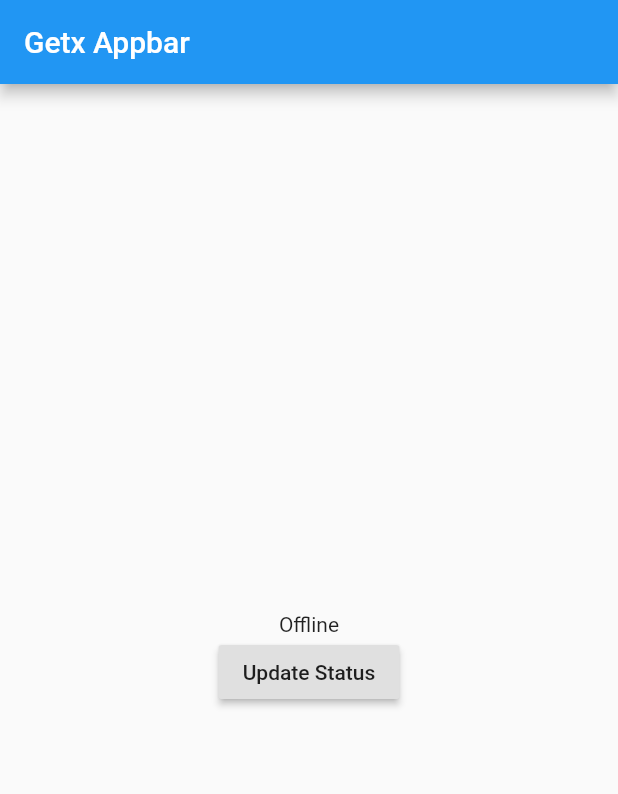
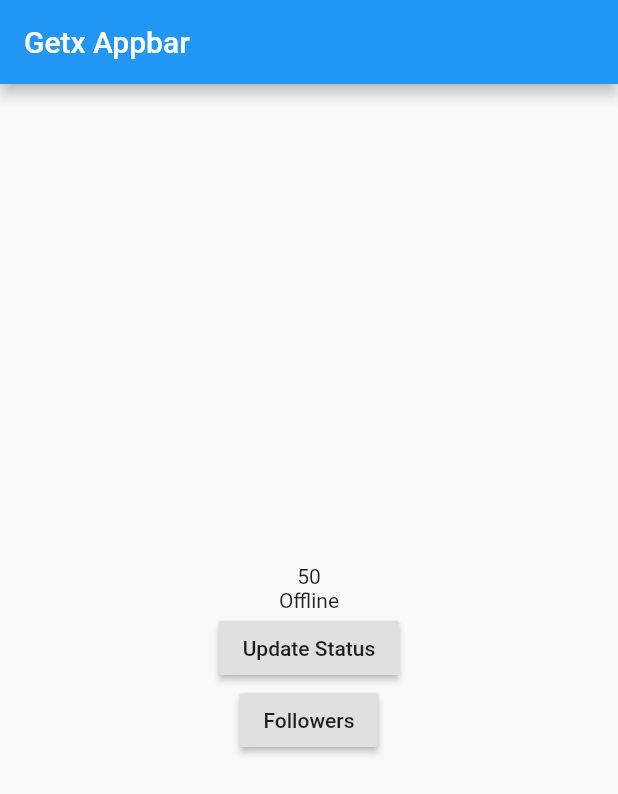
Before and after one commit to ravikesh4/flutter_getx, a Flutter app: the screen it shows after launch, after a tap on "Update Status", on a phone screen of 412 x 824 dp. Shown: the top 794 px of the screen. Run offline on Flutter 3.47's test engine with Material 2 defaults, Android fonts, the phone set to English and light mode, and no system bars; our stand-ins replace get.

```diff
--- a/lib/controller/homecontroller.dart
+++ b/lib/controller/homecontroller.dart
@@ -2,9 +2,15 @@ import 'package:get/get.dart';
 
 class HomeController extends GetxController {
   bool status = true;
+  int followers = 50;
 
   void updateStatus(newStatus) {
     status = newStatus;
-    update();
+    update(['status']);
+  }
+
+  void updateFollowers() {
+    followers += 1;
+    update(['follower']);
   }
 }
--- a/lib/homepage.dart
+++ b/lib/homepage.dart
@@ -20,15 +20,30 @@ class Homepage extends StatelessWidget {
           mainAxisAlignment: MainAxisAlignment.center,
           crossAxisAlignment: CrossAxisAlignment.center,
           children: [
-            GetBuilder<HomeController>(builder: (_) {
-              return Text(homeController.status ? 'Online' : 'Offline');
-            }),
+            GetBuilder<HomeController>(
+                id: 'follower',
+                builder: (_) {
+                  print('folloers');
+                  return Text(homeController.followers.toString());
+                }),
+            GetBuilder<HomeController>(
+                id: 'status',
+                builder: (_) {
+                  print('status');
+                  return Text(homeController.status ? 'Online' : 'Offline');
+                }),
             RaisedButton(
               onPressed: () {
                 homeController.updateStatus(!homeController.status);
               },
               child: Text('Update Status'),
-            )
+            ),
+            RaisedButton(
+              onPressed: () {
+                homeController.updateFollowers();
+              },
+              child: Text('Followers'),
+            ),
           ],
         ),
       ),
```
